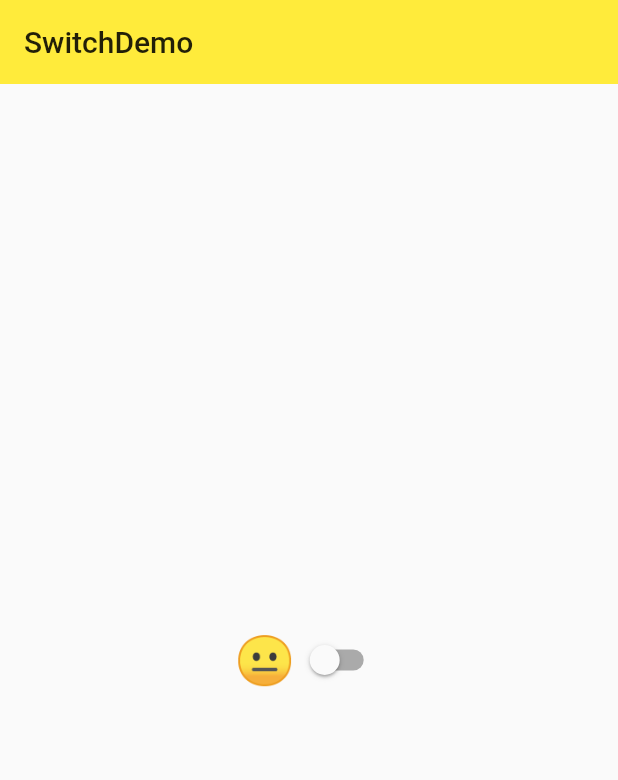
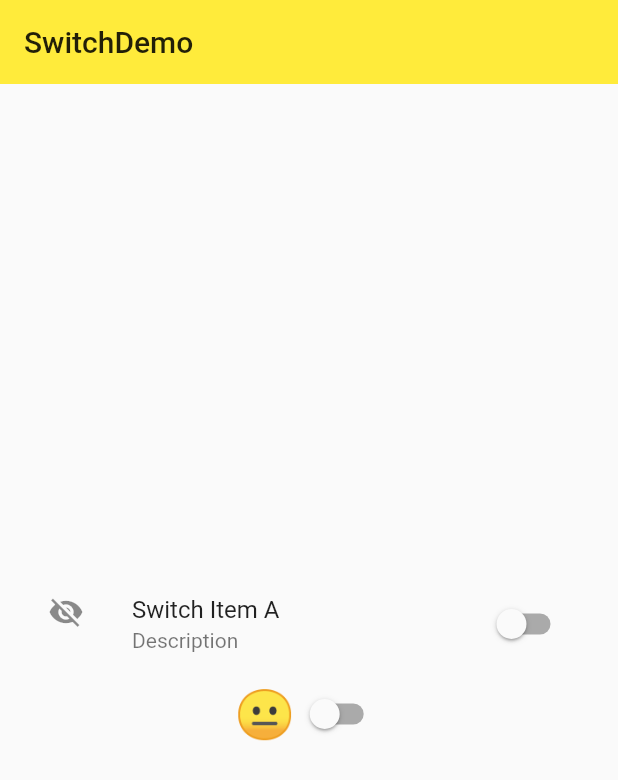
Before and after one commit to shiquan18/aiyi_flutter_demo, a Flutter app: the SwitchDemo screen opened directly, on a phone screen of 412 x 824 dp. Shown: the top 780 px of the screen. Run offline on Flutter 3.47's test engine with Material 2 defaults, Android fonts, the phone set to English and light mode, and no system bars.

Commit message:
开关listtitle

```diff
--- a/lib/demo/material_components.dart
+++ b/lib/demo/material_components.dart
@@ -3,6 +3,7 @@ import 'package:aiyi_flutter_demo_app/demo/checkbox_demo.dart';
 import 'package:aiyi_flutter_demo_app/demo/form_demo.dart';
 import 'package:aiyi_flutter_demo_app/demo/popup_menu_button_demo.dart';
 import 'package:aiyi_flutter_demo_app/demo/radio_demo.dart';
+import 'package:aiyi_flutter_demo_app/demo/switch_demo.dart';
 import 'package:flutter/material.dart';
 
 class MaterialComponents extends StatelessWidget {
--- a/lib/demo/switch_demo.dart
+++ b/lib/demo/switch_demo.dart
@@ -20,6 +20,19 @@ class _SwitchDemoState extends State<SwitchDemo> {
           child: Column(
             mainAxisAlignment: MainAxisAlignment.center,
             children: <Widget>[
+              SwitchListTile(
+                value: _switchItemA,
+                onChanged: (value) {
+                  setState(() {
+                    _switchItemA = value;
+                  });
+                },
+                title: Text('Switch Item A'),
+                subtitle: Text('Description'),
+                secondary: Icon(
+                    _switchItemA ? Icons.visibility : Icons.visibility_off),
+                selected: _switchItemA,
+              ),
               Row(
                 mainAxisAlignment: MainAxisAlignment.center,
                 children: <Widget>[
```
